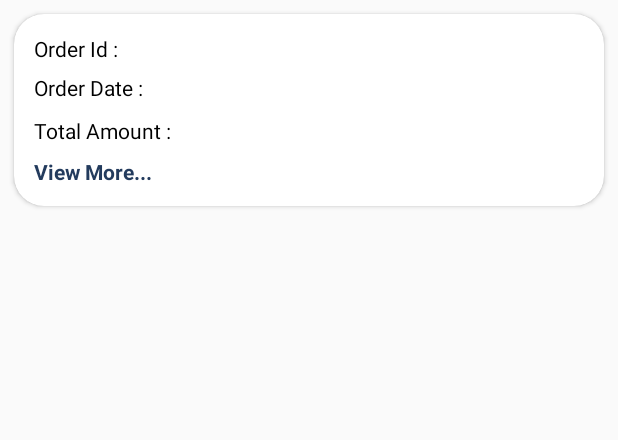
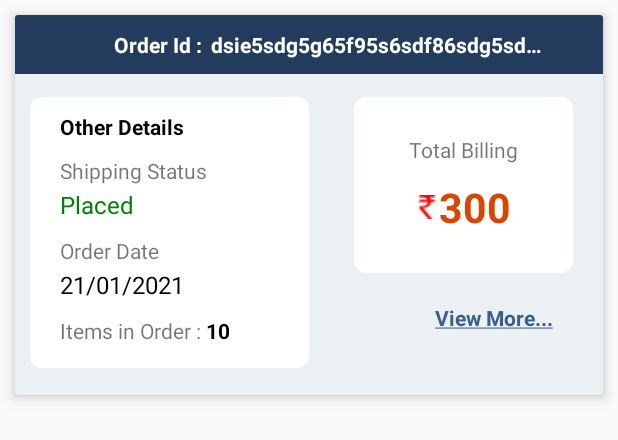
Before and after one commit to Group-3Shopkeeper/toolplus_store, an Android app: the layout order_history.xml on its own in the app's theme, with its tools: preview values and no code run, on a phone screen of 412 x 824 dp. Shown: the top 440 px of the screen. Run offline under Robolectric (Android 15) with nearby library versions, the phone set to English and light mode, and no system bars.

Commit message:
order history layout changes and view comment bug fix

```diff
--- a/app/src/main/AndroidManifest.xml
+++ b/app/src/main/AndroidManifest.xml
@@ -28,7 +28,6 @@
 
         <activity
             android:name=".ViewComments"
-            android:parentActivityName=".ProductDetailsActivty"
             android:screenOrientation="portrait"/>
         <activity android:name=".AddStore"
             android:screenOrientation="portrait"/>
--- /dev/null
+++ b/app/src/main/res/drawable/rounde_corner_spinner.xml
@@ -0,0 +1,6 @@
+<?xml version="1.0" encoding="utf-8"?>
+<shape xmlns:android="http://schemas.android.com/apk/res/android"
+    android:shape="rectangle">
+    <corners android:radius="8dp" />
+    <solid android:color="@color/white" />
+</shape>
--- a/app/src/main/res/layout/order_history.xml
+++ b/app/src/main/res/layout/order_history.xml
@@ -1,129 +1,207 @@
 <?xml version="1.0" encoding="utf-8"?>
+<RelativeLayout xmlns:android="http://schemas.android.com/apk/res/android"
+    xmlns:app="http://schemas.android.com/apk/res-auto"
+    xmlns:tools="http://schemas.android.com/tools"
+    android:layout_width="match_parent"
+    android:layout_height="wrap_content">
+
     <androidx.cardview.widget.CardView
-    android:layout_height="wrap_content"
-    android:layout_width="match_parent"
-    xmlns:app="http://schemas.android.com/apk/res-auto"
-    app:cardCornerRadius="20dp"
-    android:layout_marginTop="10dp"
-    android:layout_marginBottom="5dp"
-    android:elevation="40dp"
-    android:layout_margin="9dp"
-    android:padding="9dp"
-    xmlns:android="http://schemas.android.com/apk/res/android">
-<ScrollView android:layout_height="match_parent"
-    android:layout_width="match_parent"
-    android:fillViewport="true"
-    xmlns:android="http://schemas.android.com/apk/res/android">
-    <LinearLayout xmlns:android="http://schemas.android.com/apk/res/android"
-        android:orientation="vertical"
-        android:layout_width="match_parent"
-        android:layout_height="match_parent">
-        <LinearLayout
         android:layout_width="match_parent"
         android:layout_height="wrap_content"
-            android:orientation="horizontal"
-            android:padding="3dp"
-            android:weightSum="1"
-            >
-            <TextView
-                android:layout_width="0dp"
-                android:layout_weight="0.5"
-                android:layout_height="wrap_content"
+        android:layout_marginLeft="10dp"
         android:layout_marginTop="10dp"
-                android:textColor="@color/black"
-                android:text="Order Id :"
-                android:layout_marginLeft="10dp"
-                />
-            <TextView
-                android:layout_width="0dp"
-                android:layout_weight="0.5"
-                android:layout_marginTop="10dp"
-                android:layout_height="wrap_content"
         android:layout_marginRight="10dp"
-                android:id="@+id/orderId"
-                android:textColor="@color/black"
-                android:textStyle="bold"/>
-        </LinearLayout>
+        android:layout_marginBottom="15dp"
+        android:elevation="5dp"
+        app:cardBackgroundColor="#EBF0F3"
+        app:cardElevation="5dp"
+        app:cardMaxElevation="8dp">
+
+        <RelativeLayout
+            android:layout_width="match_parent"
+            android:layout_height="wrap_content">
+
             <LinearLayout
+                android:id="@+id/ll1"
                 android:layout_width="match_parent"
                 android:layout_height="wrap_content"
-            android:padding="3dp"
-            android:orientation="horizontal"
+                android:background="@color/colorPrimary"
+                android:gravity="center"
+                android:padding="10dp"
                 android:weightSum="1">
 
                 <TextView
                     android:layout_width="0dp"
                     android:layout_height="wrap_content"
-                android:layout_marginLeft="10dp"
+                    android:layout_weight="0.25"
+                    android:gravity="end"
+                    android:text="Order Id :  "
+                    android:textColor="@color/white"
+                    android:textStyle="bold" />
+
+                <TextView
+                    android:id="@+id/orderId"
+                    android:layout_width="0dp"
+                    android:layout_height="wrap_content"
+                    android:layout_weight="0.6"
+                    android:ellipsize="end"
+                    android:gravity="start"
+                    android:lines="1"
+                    android:maxLines="1"
+                    android:text="dsie5sdg5g65f95s6sdf86sdg5sd954sdg56sdg8sd6sdg856sd5"
+                    android:textColor="@color/white"
+                    android:textStyle="bold" />
+            </LinearLayout>
+
+            <LinearLayout
+                android:id="@+id/ll2"
+                android:layout_width="match_parent"
+                android:layout_height="wrap_content"
+                android:layout_below="@id/ll1"
+                android:layout_marginTop="5dp"
+                android:layout_marginBottom="8dp"
+                android:orientation="horizontal"
+                android:weightSum="1">
+
+                <LinearLayout
+                    android:layout_width="0dp"
+                    android:layout_height="match_parent"
+                    android:layout_margin="10dp"
                     android:layout_weight="0.5"
+                    android:textAlignment="viewStart"
+                    android:background="@drawable/rounde_corner_spinner"
+                    android:orientation="vertical">
+
+                    <TextView
+                        android:layout_width="match_parent"
+                        android:layout_height="wrap_content"
+                        android:paddingTop="10dp"
+                        android:paddingBottom="10dp"
+                        android:layout_marginLeft="20dp"
+                        android:gravity="center"
+                        android:textAlignment="viewStart"
+                        android:text="Other Details"
+                        android:textStyle="bold"
                         android:textColor="@color/black"
-                android:text="Order Date :"
-                />
+                        tools:ignore="RtlCompat" />
+
+                    <TextView
+                        android:layout_width="match_parent"
+                        android:layout_height="wrap_content"
+                        android:layout_marginLeft="20dp"
+                        android:text="Shipping Status"
+                        android:textSize="14sp" />
+
+                    <TextView
+                        android:id="@+id/shippingStatus"
+                        android:layout_width="wrap_content"
+                        android:layout_height="wrap_content"
+                        android:layout_marginLeft="20dp"
+                        android:layout_marginTop="2dp"
+                        android:text="Placed"
+                        android:textColor="@color/green"
+                        android:textSize="16sp" />
+
+                    <TextView
+                        android:layout_width="match_parent"
+                        android:layout_height="wrap_content"
+                        android:layout_marginLeft="20dp"
+                        android:layout_marginTop="10dp"
+                        android:layout_marginBottom="2dp"
+                        android:text="Order Date"
+                        android:textSize="14sp" />
 
                     <TextView
                         android:id="@+id/date"
-                android:layout_width="0dp"
-                android:layout_marginTop="1dp"
+                        android:layout_width="wrap_content"
                         android:layout_height="wrap_content"
-                android:layout_marginRight="10dp"
-                android:layout_weight="0.5"
+                        android:layout_marginLeft="20dp"
+                        android:text="21/01/2021"
                         android:textColor="@color/black"
-                android:textStyle="bold"/>
-        </LinearLayout>
-        <LinearLayout
+                        android:textSize="16sp" />
+
+
+                    <RelativeLayout
                         android:layout_width="match_parent"
                         android:layout_height="wrap_content"
-            android:padding="3dp"
-            android:orientation="horizontal"
-            android:weightSum="1">
+                        android:layout_marginLeft="20dp"
+                        android:layout_marginTop="10dp"
+                        android:layout_marginBottom="15dp">
 
                         <TextView
+                            android:id="@+id/text"
+                            android:layout_width="wrap_content"
+                            android:layout_height="wrap_content"
+                            android:text="Items in Order : "
+                            android:textSize="14sp" />
+
+                        <TextView
+                            android:id="@+id/itemsInOrder"
+                            android:layout_width="wrap_content"
+                            android:layout_height="wrap_content"
+                            android:layout_toRightOf="@id/text"
+                            android:layout_weight="0.3"
+                            android:text="10"
+                            android:textColor="@color/black"
+                            android:textSize="14sp"
+                            android:textStyle="bold" />
+
+                    </RelativeLayout>
+
+                </LinearLayout>
+
+                <RelativeLayout
                     android:layout_width="0dp"
+                    android:layout_height="match_parent"
+                    android:id="@+id/rl9"
+                    android:layout_weight="0.5">
+                    <RelativeLayout
+                        android:id="@+id/rlAmount"
+                        android:layout_width="match_parent"
                         android:layout_height="wrap_content"
-                android:layout_marginLeft="10dp"
-                android:layout_marginTop="1dp"
-                android:textColor="@color/black"
-                android:layout_weight="0.5"
-                android:text="Total Amount :" />
+                        android:layout_centerHorizontal="true"
+                        android:layout_marginTop="10dp"
+                        android:background="@drawable/rounde_corner_spinner"
+                        android:layout_marginLeft="20dp"
+                        android:layout_marginRight="20dp"
+                        android:paddingTop="25dp"
+                        android:paddingBottom="25dp">
+
+                        <TextView
+                            android:id="@+id/textTotalAmount"
+                            android:layout_width="wrap_content"
+                            android:layout_height="wrap_content"
+                            android:layout_marginBottom="10dp"
+                            android:text="Total Billing"
+                            android:layout_centerHorizontal="true"
+                            android:textSize="14sp" />
 
                         <TextView
                             android:id="@+id/amount"
-                android:layout_width="0dp"
+                            android:layout_width="wrap_content"
                             android:layout_height="wrap_content"
-                android:layout_marginRight="10dp"
-                android:layout_weight="0.5"
-                android:textColor="@color/black"
-                android:textStyle="bold"/>
+                            android:layout_below="@id/textTotalAmount"
+                            android:layout_centerHorizontal="true"
+                            android:text="300"
+                            android:drawableLeft="@drawable/indian_rupee2"
+                            android:textColor="@color/colorAccent"
+                            android:textSize="27sp"
+                            android:textStyle="bold" />
+                    </RelativeLayout>
+                    <TextView
+                        android:id="@+id/more"
+                        android:layout_width="wrap_content"
+                        android:layout_height="wrap_content"
+                        android:layout_alignParentRight="true"
+                        android:layout_marginTop="20dp"
+                        android:layout_marginRight="30dp"
+                        android:layout_below="@+id/rlAmount"
+                        android:text="@string/view_more_order_history"
+                        android:textColor="@color/colorCloudLight"
+                        android:textStyle="bold" />
+                </RelativeLayout>
             </LinearLayout>
-        <LinearLayout
-            android:layout_width="match_parent"
-            android:layout_height="wrap_content"
-            android:orientation="horizontal"
-            android:weightSum="1">
+        </RelativeLayout>
+    </androidx.cardview.widget.CardView>
 
-        </LinearLayout>
-        <LinearLayout
-            android:layout_width="match_parent"
-            android:layout_height="wrap_content"
-            android:orientation="horizontal"
-            android:padding="3dp"
-            >
-
-            <TextView
-                android:layout_width="0dp"
-                android:layout_height="wrap_content"
-                android:layout_marginLeft="10dp"
-                android:layout_weight="0.5"
-                android:layout_marginTop="1dp"
-                android:text="View More..."
-                android:textColor="@color/colorPrimaryDark"
-                android:textStyle="bold"
-                android:id="@+id/more"
-                android:layout_marginBottom="10dp"
-                />
-
-
-        </LinearLayout>
-    </LinearLayout>
-</ScrollView>
-</androidx.cardview.widget.CardView>
+</RelativeLayout>
--- a/app/src/main/res/values/colors.xml
+++ b/app/src/main/res/values/colors.xml
@@ -15,5 +15,6 @@
     <color name="black">#000000</color>
 
     <color name="lightBlue">#D0D9E6</color>
+    <color name="green">#038003</color>
 
 </resources>
--- a/app/src/main/res/values/strings.xml
+++ b/app/src/main/res/values/strings.xml
@@ -7,4 +7,7 @@
     <string name="choose_file">Select a file</string>
     <string name="error_selecting_file">Error selecting File</string>
     <string name="internal_storage">Internal storage</string>
+    <string name="view_more_order_history">
+        <u>View More...</u>
+    </string>
 </resources>
```
Lines whose indentation alone changed are shown as unchanged.
